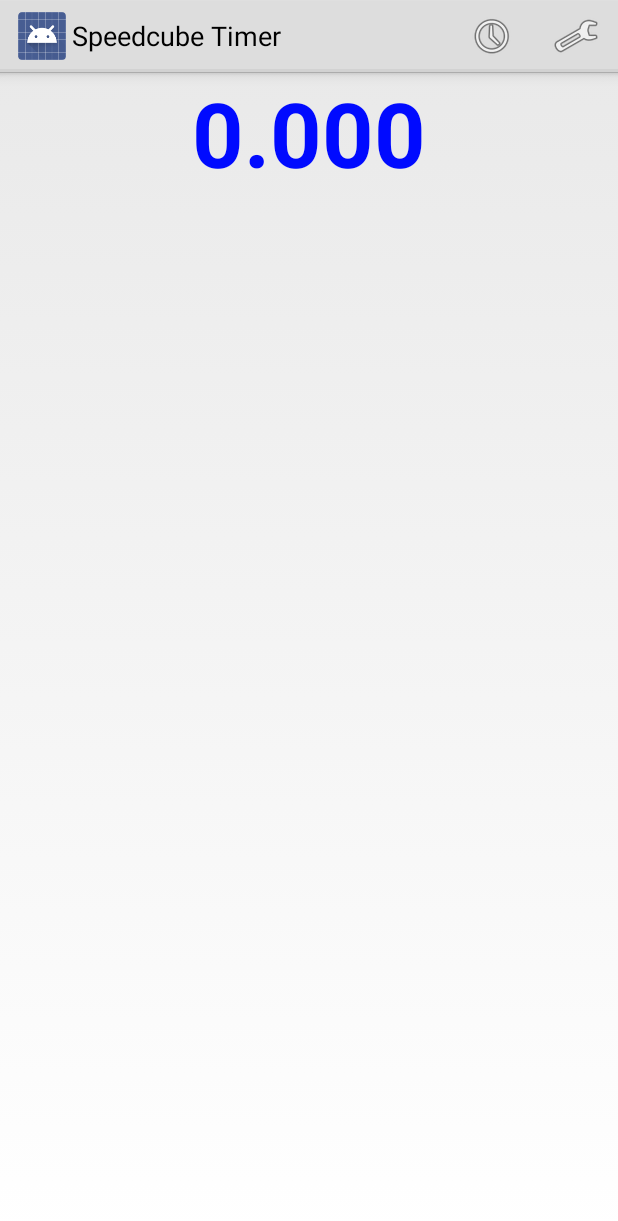
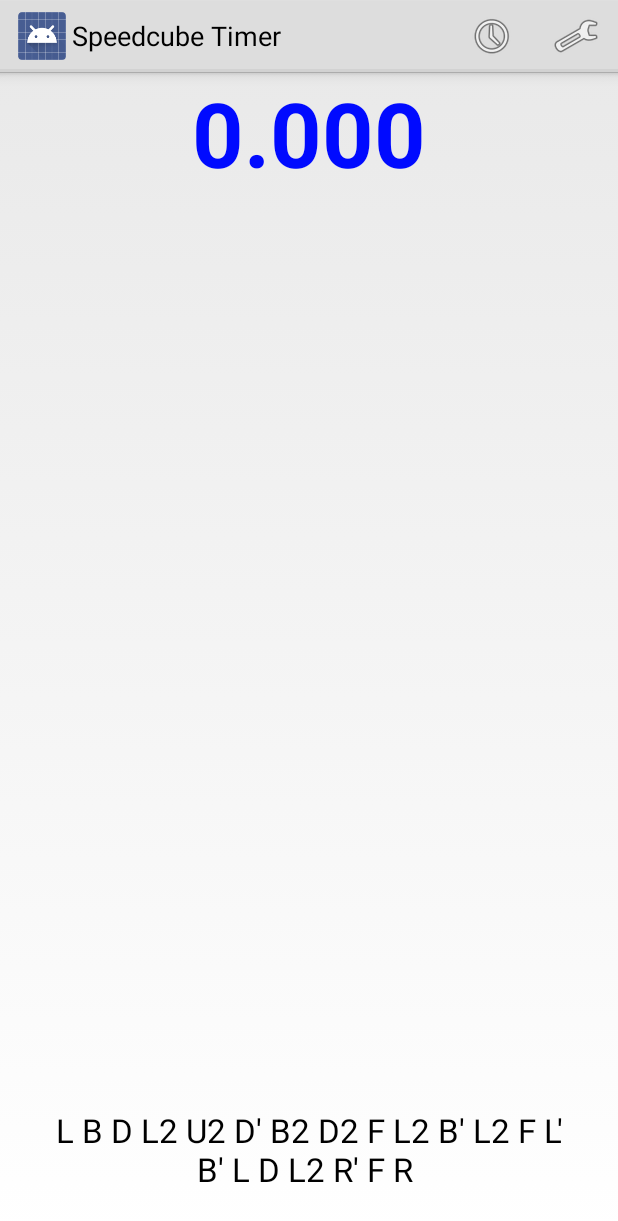
Before and after one commit to j89789/SpeedcubeTimer, an Android app: the screen it shows after launch (TimerActivity), on a phone screen of 412 x 824 dp. Shown: the top 1221 px of the screen. Run offline under Robolectric (Android 15) with nearby library versions, the phone set to English and light mode, and no system bars; 1 statement that could not run was skipped.

Commit message:
Add Scramble
Only for a 3*3*3 speedcube.

```diff
--- a/app/src/main/java/com/example/jonas/speedcubetimer/TimerActivity.java
+++ b/app/src/main/java/com/example/jonas/speedcubetimer/TimerActivity.java
@@ -24,6 +24,7 @@ public class TimerActivity extends Activity {
     private TextView timerViewAverage12;
     private TextView timerViewBestTime;
     private TextView timerViewWorstTime;
+    private TextView textViewScramble;
     private MySpeedcubeListener speedcubeListener = new MySpeedcubeListener();
     private SharedPreferences myPreference;
     private boolean isShowAverage;
@@ -59,6 +60,14 @@ public class TimerActivity extends Activity {
         isUseMilliseconds = myPreference.getBoolean("useMilliseconds", true);
         isShowAverage = myPreference.getBoolean("showAverage", true);
         isShowExtremeValues = myPreference.getBoolean("showExtremeValues", true);
+        isShowScramble = myPreference.getBoolean("showScramble", true);
+
+        if (!isShowScramble) {
+            textViewScramble.setVisibility(View.GONE);
+        }else{
+            textViewScramble.setVisibility(View.VISIBLE);
+        }
+
         speedcubeTimer.setIsUseInspectionTime(myPreference.getBoolean("inspectionTimeEnable", true));
         speedcubeTimer.setIsAcousticSignalsEnable(myPreference.getBoolean("inspectionAcousticSignals", true));
 
@@ -72,6 +81,7 @@ public class TimerActivity extends Activity {
         updateColor();
         updateTimeView();
         updateTypeView();
+        nextScramble();
 
         super.onResume();
     }
@@ -95,9 +105,12 @@ public class TimerActivity extends Activity {
             } else {
                 findViewById(R.id.rowAo12).setVisibility(View.GONE);
             }
+
+            findViewById(R.id.tableLayoutAverage).setVisibility(View.VISIBLE);
         } else {
             findViewById(R.id.rowAo5).setVisibility(View.GONE);
             findViewById(R.id.rowAo12).setVisibility(View.GONE);
+            findViewById(R.id.tableLayoutAverage).setVisibility(View.GONE);
         }
 
     }
@@ -120,6 +133,14 @@ public class TimerActivity extends Activity {
         this.speedcubeTimer.setContext(null);
     }
 
+    private boolean isShowScramble;
+
+    private void nextScramble(){
+        if(isShowScramble) {
+            textViewScramble.setText(ScrambleGenerator.generateScramble());
+        }
+    }
+
     @Override
     protected void onCreate(Bundle savedInstanceState) {
         super.onCreate(savedInstanceState);
@@ -130,6 +151,15 @@ public class TimerActivity extends Activity {
         timerViewAverage5 = (TextView) findViewById(R.id.textViewAo5);
         timerViewBestTime = (TextView) findViewById(R.id.textViewBestTime);
         timerViewWorstTime = (TextView) findViewById(R.id.textViewWorstTime);
+        textViewScramble = (TextView) findViewById(R.id.textViewScramble);
+
+        textViewScramble.setOnClickListener(new View.OnClickListener() {
+            @Override
+            public void onClick(View v) {
+                nextScramble();
+            }
+        });
+
 
         timerView = (TextView) findViewById(R.id.timerView);
         timerView.setOnClickListener(new TimeViewOnClickListener());
@@ -248,6 +278,11 @@ public class TimerActivity extends Activity {
             updateAverage();
             updateTypeView();
             updateColor();
+
+            if(newState == SpeedcubeTimer.TimerState.solved)
+            {
+                nextScramble();
+            }
         }
 
         @Override
--- a/app/src/main/res/layout-port/activity_timer.xml
+++ b/app/src/main/res/layout-port/activity_timer.xml
@@ -33,10 +33,13 @@
     <TableLayout
         android:layout_width="wrap_content"
         android:layout_height="wrap_content"
-        android:paddingBottom="30dp"
         android:id="@+id/tableLayoutAverage"
-        android:layout_alignParentBottom="true"
-        android:layout_centerHorizontal="true">
+        android:layout_alignParentBottom="false"
+        android:layout_centerHorizontal="true"
+        android:layout_above="@+id/textViewScramble"
+        android:layout_marginBottom="30dp"
+        android:layout_alignWithParentIfMissing="true"
+        android:visibility="visible">
 
         <TableRow
             android:id="@+id/rowAo5">
@@ -88,9 +91,10 @@
         android:id="@+id/tableLayoutExtremeValues"
         android:layout_width="wrap_content"
         android:layout_height="wrap_content"
-        android:paddingBottom="30dp"
         android:layout_above="@+id/tableLayoutAverage"
-        android:layout_centerHorizontal="true">
+        android:layout_centerHorizontal="true"
+        android:layout_marginBottom="30dp"
+        android:layout_alignWithParentIfMissing="true">
 
         <TableRow
             android:id="@+id/rowBest"
@@ -141,4 +145,18 @@
         </TableRow>
     </TableLayout>
 
+    <TextView
+        android:layout_width="wrap_content"
+        android:layout_height="wrap_content"
+        android:textAppearance="?android:attr/textAppearanceLarge"
+        android:text="L B D L2 U2 D&apos; B2 D2 F L2 B&apos; L2 F L&apos; B&apos; L D L2 R&apos; F R "
+        android:id="@+id/textViewScramble"
+        android:gravity="center_horizontal"
+        android:layout_alignParentBottom="true"
+        android:layout_alignParentLeft="true"
+        android:layout_alignParentStart="true"
+        android:layout_marginLeft="30dp"
+        android:layout_marginRight="30dp"
+        android:layout_marginBottom="30dp" />
+
 </RelativeLayout>
--- a/app/src/main/res/layout/activity_timer.xml
+++ b/app/src/main/res/layout/activity_timer.xml
@@ -33,12 +33,12 @@
     <TableLayout
         android:layout_width="wrap_content"
         android:layout_height="wrap_content"
-        android:layout_alignParentBottom="true"
+        android:id="@+id/tableLayoutAverage"
+        android:layout_marginLeft="28dp"
+        android:layout_above="@+id/textViewScramble"
         android:layout_alignParentLeft="true"
-        android:layout_alignParentStart="true"
-        android:paddingLeft="30dp"
-        android:paddingBottom="30dp"
-        android:id="@+id/tableLayoutAverage">
+        android:layout_marginBottom="30dp"
+        android:layout_alignWithParentIfMissing="true">
 
         <TableRow
             android:id="@+id/rowAo5">
@@ -90,12 +90,11 @@
         android:id="@+id/tableLayoutExtremeValues"
         android:layout_width="wrap_content"
         android:layout_height="wrap_content"
-        android:paddingBottom="30dp"
-        android:layout_alignWithParentIfMissing="false"
-        android:layout_alignParentBottom="true"
-        android:layout_alignParentRight="true"
-        android:layout_alignParentEnd="true"
-        android:paddingRight="30dp">
+        android:layout_alignWithParentIfMissing="true"
+        android:layout_marginBottom="30dp"
+        android:layout_marginRight="30dp"
+        android:layout_above="@+id/textViewScramble"
+        android:layout_alignParentRight="true">
 
         <TableRow
             android:id="@+id/rowBest"
@@ -146,4 +145,15 @@
         </TableRow>
     </TableLayout>
 
+    <TextView
+        android:layout_width="wrap_content"
+        android:layout_height="wrap_content"
+        android:textAppearance="?android:attr/textAppearanceLarge"
+        android:id="@+id/textViewScramble"
+        android:layout_alignParentBottom="true"
+        android:layout_centerHorizontal="true"
+        android:layout_marginBottom="30dp"
+        android:text="L B D L2 U2 D&apos; B2 D2 F L2 B&apos; L2 F L&apos; B&apos; L D L2 R&apos; F R "
+        android:visibility="visible" />
+
 </RelativeLayout>
--- a/app/src/main/res/values/strings.xml
+++ b/app/src/main/res/values/strings.xml
@@ -18,4 +18,6 @@
     <string name="pref_showExtremeValues">Show best and worst time</string>
     <string name="worst">worst</string>
     <string name="best">best</string>
+    <string name="pref_showScramble">Show scramble</string>
+    <string name="pref_showScramble_summery">For a 3*3*3 speedcube</string>
 </resources>
--- a/app/src/main/res/xml/activity_settings.xml
+++ b/app/src/main/res/xml/activity_settings.xml
@@ -41,6 +41,12 @@
             android:title="@string/pref_showExtremeValues"
             android:defaultValue="true" />
 
+        <CheckBoxPreference
+            android:key="showScramble"
+            android:title="@string/pref_showScramble"
+            android:summary="@string/pref_showScramble_summery"
+            android:defaultValue="true" />
+
     </PreferenceCategory>
 
 </PreferenceScreen>
```
